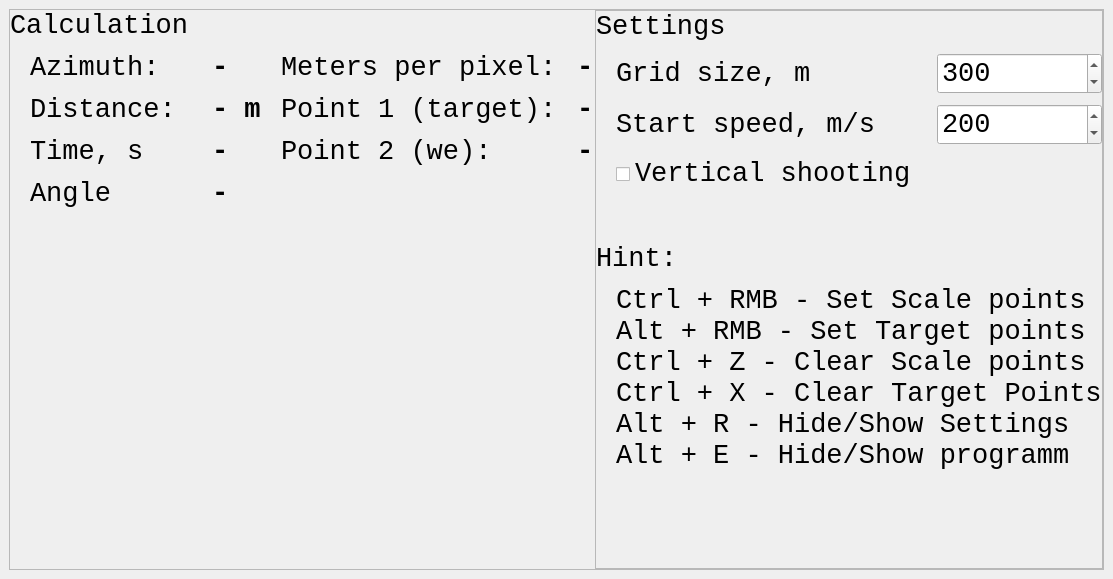
First picture: the form in CursorRuler/mainwindow.ui, repository Spectre944/CursorRuler, before the edit.
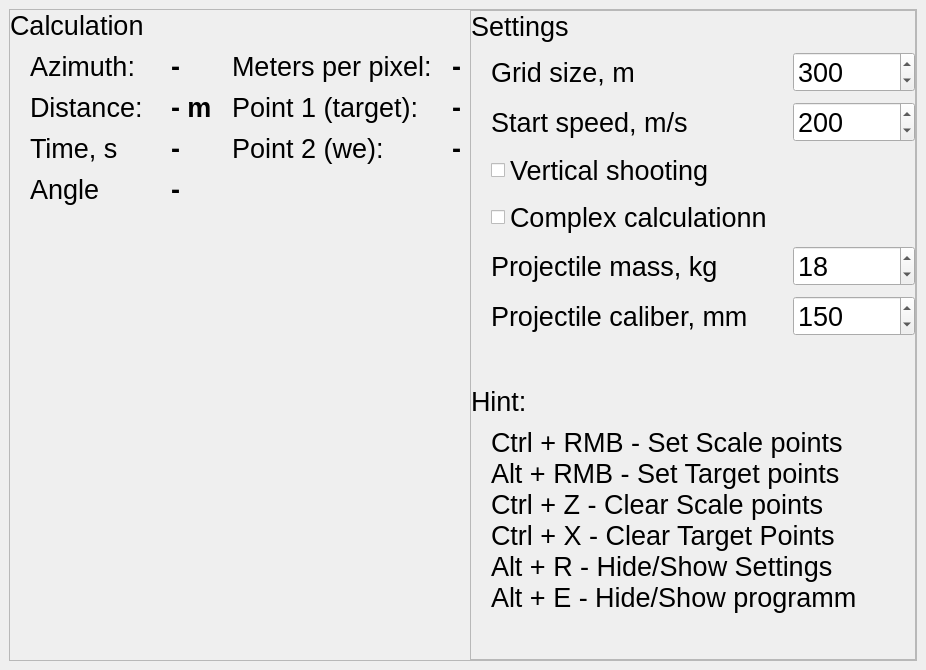
Second picture: the form after the edit.

Commit message: Projectile movent animation Calulation time with air resistance

Patch:
```diff
--- a/CursorRuler/mainwindow.ui
+++ b/CursorRuler/mainwindow.ui
@@ -6,14 +6,12 @@
    <rect>
     <x>0</x>
     <y>0</y>
-    <width>1113</width>
-    <height>579</height>
+    <width>926</width>
+    <height>670</height>
    </rect>
   </property>
   <property name="font">
-   <font>
-    <family>Consolas</family>
-   </font>
+   <font/>
   </property>
   <property name="windowTitle">
    <string>MainWindow</string>
@@ -30,7 +28,6 @@
      <widget class="QFrame" name="appFrame">
       <property name="font">
        <font>
-        <family>Consolas</family>
         <pointsize>20</pointsize>
        </font>
       </property>
@@ -98,7 +95,6 @@
               </property>
               <property name="font">
                <font>
-                <family>Consolas</family>
                 <pointsize>20</pointsize>
                </font>
               </property>
@@ -116,11 +112,43 @@
               </property>
              </widget>
             </item>
-            <item row="7" column="0">
+            <item row="3" column="1">
+             <widget class="QCheckBox" name="checkBoxST_VerticalShoot">
+              <property name="text">
+               <string>Vertical shooting</string>
+              </property>
+             </widget>
+            </item>
+            <item row="2" column="2">
+             <widget class="QSpinBox" name="spinBoxST_StartSpeed">
+              <property name="maximum">
+               <number>10000</number>
+              </property>
+              <property name="value">
+               <number>200</number>
+              </property>
+             </widget>
+            </item>
+            <item row="7" column="1">
+             <spacer name="verticalSpacer_3">
+              <property name="orientation">
+               <enum>Qt::Vertical</enum>
+              </property>
+              <property name="sizeType">
+               <enum>QSizePolicy::Preferred</enum>
+              </property>
+              <property name="sizeHint" stdset="0">
+               <size>
+                <width>20</width>
+                <height>40</height>
+               </size>
+              </property>
+             </spacer>
+            </item>
+            <item row="10" column="0">
              <spacer name="horizontalSpacer_3">
               <property name="font">
                <font>
-                <family>Consolas</family>
                 <pointsize>20</pointsize>
                </font>
               </property>
@@ -138,28 +166,10 @@
               </property>
              </spacer>
             </item>
-            <item row="6" column="1" colspan="2">
-             <widget class="QLabel" name="label_12">
+            <item row="5" column="1">
+             <widget class="QLabel" name="label_14">
               <property name="text">
-               <string>Ctrl + RMB - Set Scale points
-Alt + RMB - Set Target points
-Ctrl + Z - Clear Scale points
-Ctrl + X - Clear Target Points
-Alt + R - Hide/Show Settings
-Alt + E - Hide/Show programm</string>
-              </property>
-             </widget>
-            </item>
-            <item row="2" column="1">
-             <widget class="QLabel" name="label_9">
-              <property name="font">
-               <font>
-                <family>Consolas</family>
-                <pointsize>20</pointsize>
-               </font>
-              </property>
-              <property name="text">
-               <string>Start speed, m/s</string>
+               <string>Projectile mass, kg</string>
               </property>
              </widget>
             </item>
@@ -167,7 +177,6 @@
              <widget class="QLabel" name="label_2">
               <property name="font">
                <font>
-                <family>Consolas</family>
                 <pointsize>20</pointsize>
                </font>
               </property>
@@ -176,34 +185,10 @@
               </property>
              </widget>
             </item>
-            <item row="5" column="0" colspan="2">
-             <widget class="QLabel" name="label_10">
-              <property name="text">
-               <string>Hint:</string>
-              </property>
-             </widget>
-            </item>
-            <item row="4" column="1">
-             <spacer name="verticalSpacer_3">
-              <property name="orientation">
-               <enum>Qt::Vertical</enum>
-              </property>
-              <property name="sizeType">
-               <enum>QSizePolicy::Preferred</enum>
-              </property>
-              <property name="sizeHint" stdset="0">
-               <size>
-                <width>20</width>
-                <height>40</height>
-               </size>
-              </property>
-             </spacer>
-            </item>
-            <item row="7" column="2">
+            <item row="10" column="2">
              <spacer name="horizontalSpacer_4">
               <property name="font">
                <font>
-                <family>Consolas</family>
                 <pointsize>20</pointsize>
                </font>
               </property>
@@ -221,11 +206,10 @@
               </property>
              </spacer>
             </item>
-            <item row="7" column="1">
+            <item row="10" column="1">
              <spacer name="verticalSpacer">
               <property name="font">
                <font>
-                <family>Consolas</family>
                 <pointsize>20</pointsize>
                </font>
               </property>
@@ -240,13 +224,22 @@
               </property>
              </spacer>
             </item>
-            <item row="2" column="2">
-             <widget class="QSpinBox" name="spinBoxST_StartSpeed">
-              <property name="maximum">
-               <number>10000</number>
+            <item row="2" column="1">
+             <widget class="QLabel" name="label_9">
+              <property name="font">
+               <font>
+                <pointsize>20</pointsize>
+               </font>
               </property>
-              <property name="value">
-               <number>200</number>
+              <property name="text">
+               <string>Start speed, m/s</string>
+              </property>
+             </widget>
+            </item>
+            <item row="8" column="0" colspan="2">
+             <widget class="QLabel" name="label_10">
+              <property name="text">
+               <string>Hint:</string>
               </property>
              </widget>
             </item>
@@ -254,7 +247,6 @@
              <widget class="QLabel" name="label">
               <property name="font">
                <font>
-                <family>Consolas</family>
                 <pointsize>20</pointsize>
                </font>
               </property>
@@ -263,10 +255,46 @@
               </property>
              </widget>
             </item>
-            <item row="3" column="1">
-             <widget class="QCheckBox" name="checkBoxST_VerticalShoot">
+            <item row="4" column="1">
+             <widget class="QCheckBox" name="checkBoxST_ComplexCalculations">
               <property name="text">
-               <string>Vertical shooting</string>
+               <string>Complex calculationn</string>
+              </property>
+             </widget>
+            </item>
+            <item row="9" column="1" colspan="2">
+             <widget class="QLabel" name="label_12">
+              <property name="text">
+               <string>Ctrl + RMB - Set Scale points
+Alt + RMB - Set Target points
+Ctrl + Z - Clear Scale points
+Ctrl + X - Clear Target Points
+Alt + R - Hide/Show Settings
+Alt + E - Hide/Show programm</string>
+              </property>
+             </widget>
+            </item>
+            <item row="6" column="1">
+             <widget class="QLabel" name="label_15">
+              <property name="text">
+               <string>Projectile caliber, mm</string>
+              </property>
+             </widget>
+            </item>
+            <item row="6" column="2">
+             <widget class="QSpinBox" name="spinBoxST_ProjectileCaliber">
+              <property name="maximum">
+               <number>500</number>
+              </property>
+              <property name="value">
+               <number>150</number>
+              </property>
+             </widget>
+            </item>
+            <item row="5" column="2">
+             <widget class="QSpinBox" name="spinBoxST_ProjectileMass">
+              <property name="value">
+               <number>18</number>
               </property>
              </widget>
             </item>
@@ -287,7 +315,6 @@
           <widget class="QLabel" name="label_5">
            <property name="font">
             <font>
-             <family>Consolas</family>
              <pointsize>20</pointsize>
             </font>
            </property>
@@ -300,7 +327,6 @@
           <spacer name="horizontalSpacer">
            <property name="font">
             <font>
-             <family>Consolas</family>
              <pointsize>20</pointsize>
             </font>
            </property>
@@ -322,7 +348,6 @@
           <widget class="QLabel" name="label_3">
            <property name="font">
             <font>
-             <family>Consolas</family>
              <pointsize>20</pointsize>
             </font>
            </property>
@@ -335,7 +360,6 @@
           <widget class="QLabel" name="labelCL_Distance">
            <property name="font">
             <font>
-             <family>Consolas</family>
              <pointsize>20</pointsize>
              <bold>true</bold>
             </font>
@@ -349,7 +373,6 @@
           <widget class="QLabel" name="label_8">
            <property name="font">
             <font>
-             <family>Consolas</family>
              <pointsize>20</pointsize>
             </font>
            </property>
@@ -362,7 +385,6 @@
           <widget class="QLabel" name="labelCL_Azimut">
            <property name="font">
             <font>
-             <family>Consolas</family>
              <pointsize>20</pointsize>
              <bold>true</bold>
             </font>
@@ -376,7 +398,6 @@
           <spacer name="horizontalSpacer_2">
            <property name="font">
             <font>
-             <family>Consolas</family>
              <pointsize>20</pointsize>
             </font>
            </property>
@@ -398,7 +419,6 @@
           <widget class="QLabel" name="labelCL_Time">
            <property name="font">
             <font>
-             <family>Consolas</family>
              <pointsize>20</pointsize>
              <bold>true</bold>
             </font>
@@ -412,7 +432,6 @@
           <widget class="QLabel" name="labelCL_P2">
            <property name="font">
             <font>
-             <family>Consolas</family>
              <pointsize>20</pointsize>
              <bold>true</bold>
             </font>
@@ -426,7 +445,6 @@
           <widget class="QLabel" name="label_4">
            <property name="font">
             <font>
-             <family>Consolas</family>
              <pointsize>20</pointsize>
             </font>
            </property>
@@ -439,7 +457,6 @@
           <spacer name="verticalSpacer_2">
            <property name="font">
             <font>
-             <family>Consolas</family>
              <pointsize>20</pointsize>
             </font>
            </property>
@@ -458,7 +475,6 @@
           <widget class="QLabel" name="label_6">
            <property name="font">
             <font>
-             <family>Consolas</family>
              <pointsize>20</pointsize>
             </font>
            </property>
@@ -471,7 +487,6 @@
           <widget class="QLabel" name="label_7">
            <property name="font">
             <font>
-             <family>Consolas</family>
              <pointsize>20</pointsize>
             </font>
            </property>
@@ -484,7 +499,6 @@
           <widget class="QLabel" name="labelCL_P1">
            <property name="font">
             <font>
-             <family>Consolas</family>
              <pointsize>20</pointsize>
              <bold>true</bold>
             </font>
@@ -511,7 +525,6 @@
           <widget class="QLabel" name="labelCL_Scale">
            <property name="font">
             <font>
-             <family>Consolas</family>
              <pointsize>20</pointsize>
              <bold>true</bold>
             </font>
@@ -525,7 +538,6 @@
           <widget class="QLabel" name="label_11">
            <property name="font">
             <font>
-             <family>Consolas</family>
              <pointsize>20</pointsize>
             </font>
            </property>
@@ -545,7 +557,6 @@
           <widget class="QLabel" name="labelCL_Angle">
            <property name="font">
             <font>
-             <family>Consolas</family>
              <pointsize>20</pointsize>
              <bold>true</bold>
             </font>
```
The commit also changes 3 other files.
